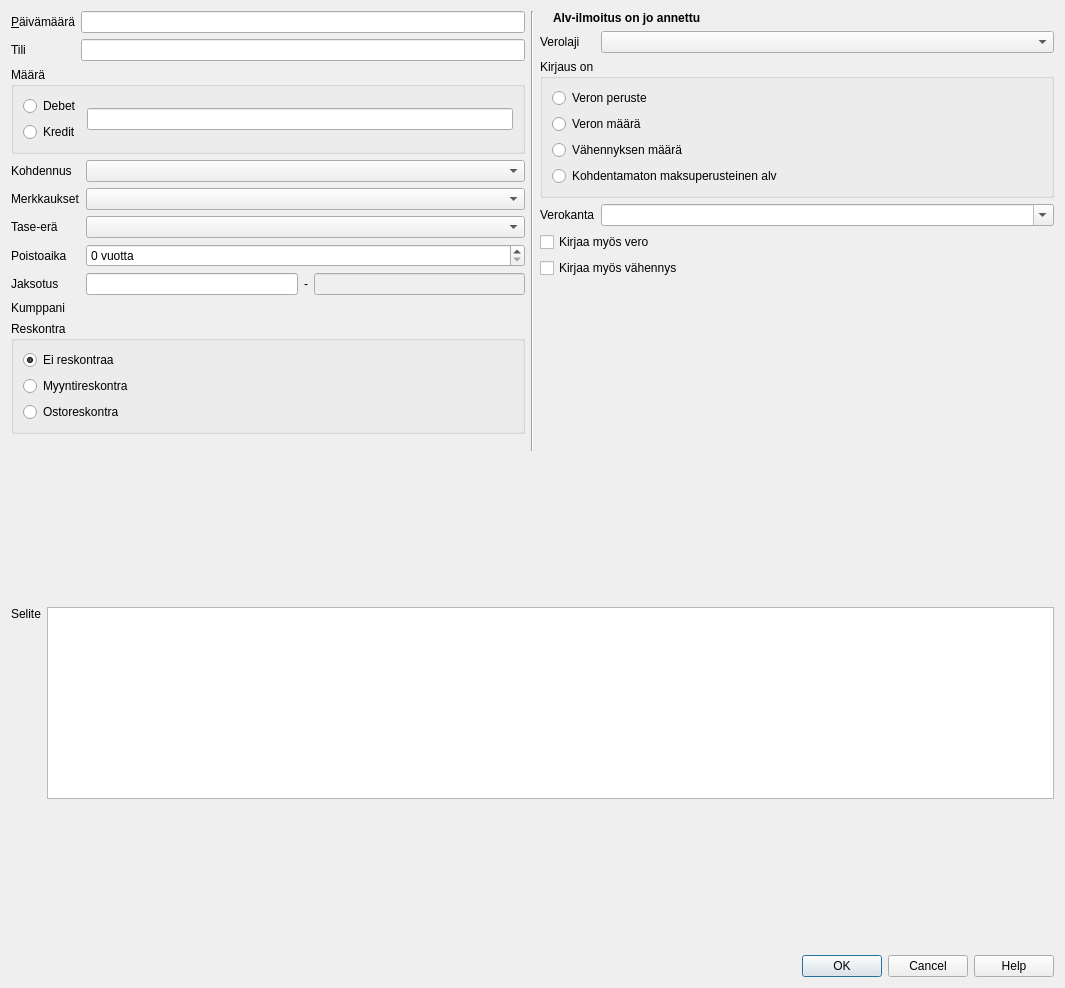
The window that kitsas/kirjaus/muumuokkausdlg.ui (artoh/kitupiikki) describes before a commit, drawn with Qt 5.
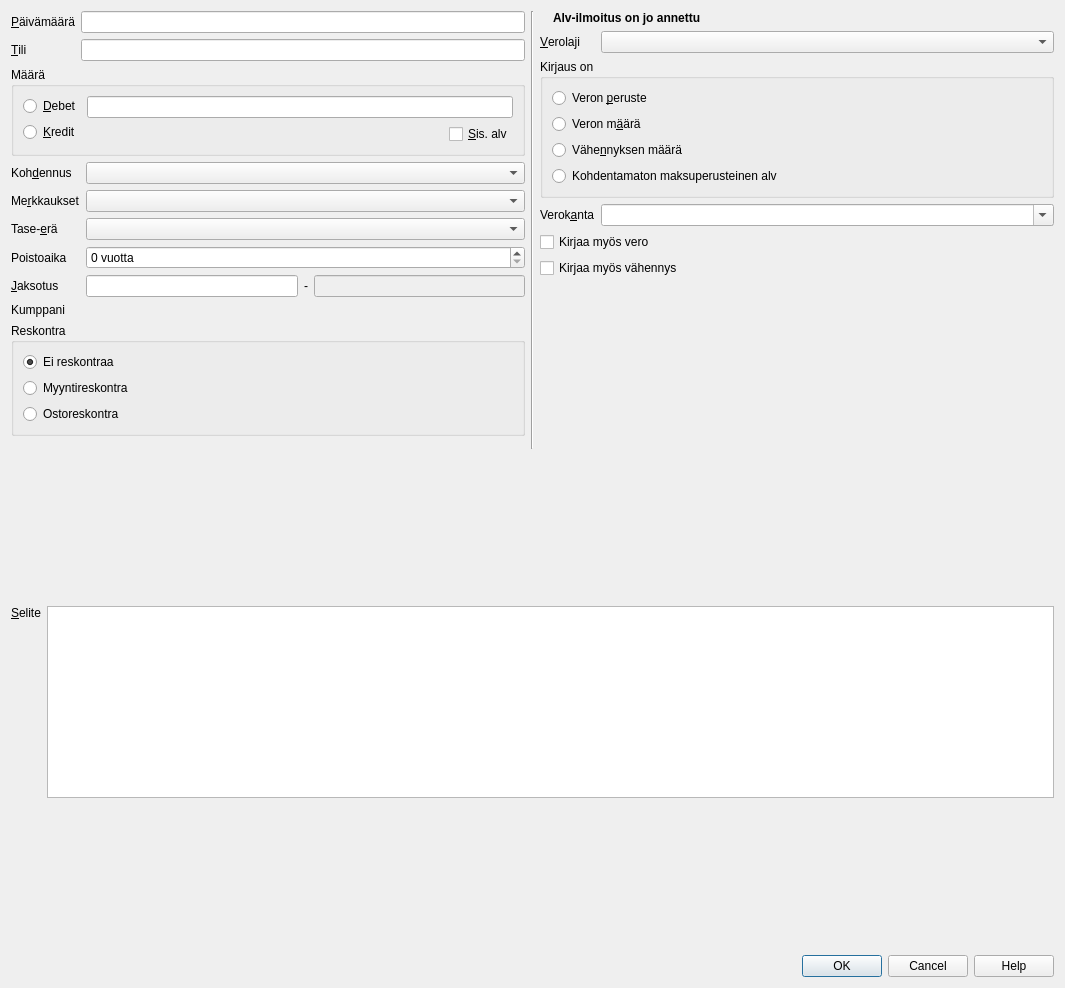
The same window after the commit. Icons and pictures are not drawn. Custom widgets are drawn as their Qt base class.

Diff of the .ui file:
```diff
--- a/kitsas/kirjaus/muumuokkausdlg.ui
+++ b/kitsas/kirjaus/muumuokkausdlg.ui
@@ -13,11 +13,11 @@
   <property name="windowTitle">
    <string>Uusi vienti</string>
   </property>
-  <layout class="QVBoxLayout" name="verticalLayout_6">
+  <layout class="QVBoxLayout" name="verticalLayout_7">
    <item>
-    <layout class="QHBoxLayout" name="horizontalLayout_5" stretch="1,0,1">
+    <layout class="QHBoxLayout" name="horizontalLayout_7" stretch="1,0,1">
      <item>
-      <layout class="QVBoxLayout" name="verticalLayout_5">
+      <layout class="QVBoxLayout" name="verticalLayout_6">
        <item>
         <layout class="QFormLayout" name="formLayout_3">
          <item row="0" column="0">
@@ -36,7 +36,7 @@
          <item row="1" column="0">
           <widget class="QLabel" name="label_2">
            <property name="text">
-            <string>Tili</string>
+            <string>&amp;Tili</string>
            </property>
            <property name="buddy">
             <cstring>tiliLine</cstring>
@@ -53,31 +53,59 @@
          <property name="title">
           <string>Määrä</string>
          </property>
-         <layout class="QHBoxLayout" name="horizontalLayout">
+         <layout class="QHBoxLayout" name="horizontalLayout_5">
           <item>
            <layout class="QVBoxLayout" name="verticalLayout">
             <item>
              <widget class="QRadioButton" name="debetRadio">
               <property name="text">
-               <string>Debet</string>
+               <string>&amp;Debet</string>
               </property>
              </widget>
             </item>
             <item>
              <widget class="QRadioButton" name="kreditRadio">
               <property name="text">
-               <string>Kredit</string>
+               <string>&amp;Kredit</string>
               </property>
              </widget>
             </item>
            </layout>
           </item>
           <item>
-           <widget class="KpEuroEdit" name="euroEdit">
-            <property name="EiMiinus" stdset="0">
-             <bool>true</bool>
-            </property>
-           </widget>
+           <layout class="QVBoxLayout" name="verticalLayout_5">
+            <item>
+             <widget class="KpEuroEdit" name="euroEdit">
+              <property name="EiMiinus" stdset="0">
+               <bool>true</bool>
+              </property>
+             </widget>
+            </item>
+            <item>
+             <layout class="QHBoxLayout" name="horizontalLayout">
+              <item>
+               <spacer name="horizontalSpacer">
+                <property name="orientation">
+                 <enum>Qt::Horizontal</enum>
+                </property>
+                <property name="sizeHint" stdset="0">
+                 <size>
+                  <width>40</width>
+                  <height>20</height>
+                 </size>
+                </property>
+               </spacer>
+              </item>
+              <item>
+               <widget class="QCheckBox" name="sisAlvCheck">
+                <property name="text">
+                 <string>&amp;Sis. alv</string>
+                </property>
+               </widget>
+              </item>
+             </layout>
+            </item>
+           </layout>
           </item>
          </layout>
         </widget>
@@ -87,7 +115,7 @@
          <item row="0" column="0">
           <widget class="QLabel" name="kohdennusLabel">
            <property name="text">
-            <string>Kohdennus</string>
+            <string>Koh&amp;dennus</string>
            </property>
            <property name="buddy">
             <cstring>kohdennusCombo</cstring>
@@ -100,7 +128,7 @@
          <item row="1" column="0">
           <widget class="QLabel" name="merkkausLabel">
            <property name="text">
-            <string>Merkkaukset</string>
+            <string>Me&amp;rkkaukset</string>
            </property>
            <property name="buddy">
             <cstring>merkkausCombo</cstring>
@@ -113,7 +141,7 @@
          <item row="2" column="0">
           <widget class="QLabel" name="eraLabel">
            <property name="text">
-            <string>Tase-erä</string>
+            <string>Tase-&amp;erä</string>
            </property>
            <property name="buddy">
             <cstring>eraCombo</cstring>
@@ -143,7 +171,7 @@
          <item row="4" column="0">
           <widget class="QLabel" name="jaksoLabel">
            <property name="text">
-            <string>Jaksotus</string>
+            <string>&amp;Jaksotus</string>
            </property>
            <property name="buddy">
             <cstring>jaksoAlkaa</cstring>
@@ -229,8 +257,8 @@
          </property>
          <property name="sizeHint" stdset="0">
           <size>
-           <width>20</width>
-           <height>17</height>
+           <width>504</width>
+           <height>13</height>
           </size>
          </property>
         </spacer>
@@ -281,21 +309,21 @@
             <item>
              <widget class="QRadioButton" name="perusteRadio">
               <property name="text">
-               <string>Veron peruste</string>
+               <string>Veron &amp;peruste</string>
               </property>
              </widget>
             </item>
             <item>
              <widget class="QRadioButton" name="veroRadio">
               <property name="text">
-               <string>Veron määrä</string>
+               <string>Veron m&amp;äärä</string>
               </property>
              </widget>
             </item>
             <item>
              <widget class="QRadioButton" name="vahennysRadio">
               <property name="text">
-               <string>Vähennyksen määrä</string>
+               <string>Vähe&amp;nnyksen määrä</string>
               </property>
              </widget>
             </item>
@@ -312,7 +340,7 @@
          <item row="2" column="0">
           <widget class="QLabel" name="kantaLabel">
            <property name="text">
-            <string>Verokanta</string>
+            <string>Verok&amp;anta</string>
            </property>
            <property name="buddy">
             <cstring>kantaCombo</cstring>
@@ -329,7 +357,7 @@
          <item row="0" column="0">
           <widget class="QLabel" name="alvLabel">
            <property name="text">
-            <string>Verolaji</string>
+            <string>&amp;Verolaji</string>
            </property>
            <property name="buddy">
             <cstring>alvlajiCombo</cstring>
@@ -387,7 +415,7 @@
      <item>
       <widget class="QLabel" name="label_6">
        <property name="text">
-        <string>Selite</string>
+        <string>&amp;Selite</string>
        </property>
        <property name="alignment">
         <set>Qt::AlignLeading|Qt::AlignLeft|Qt::AlignTop</set>
```
Left out of the diff: 4 changed lines with no effect on the pictures.
